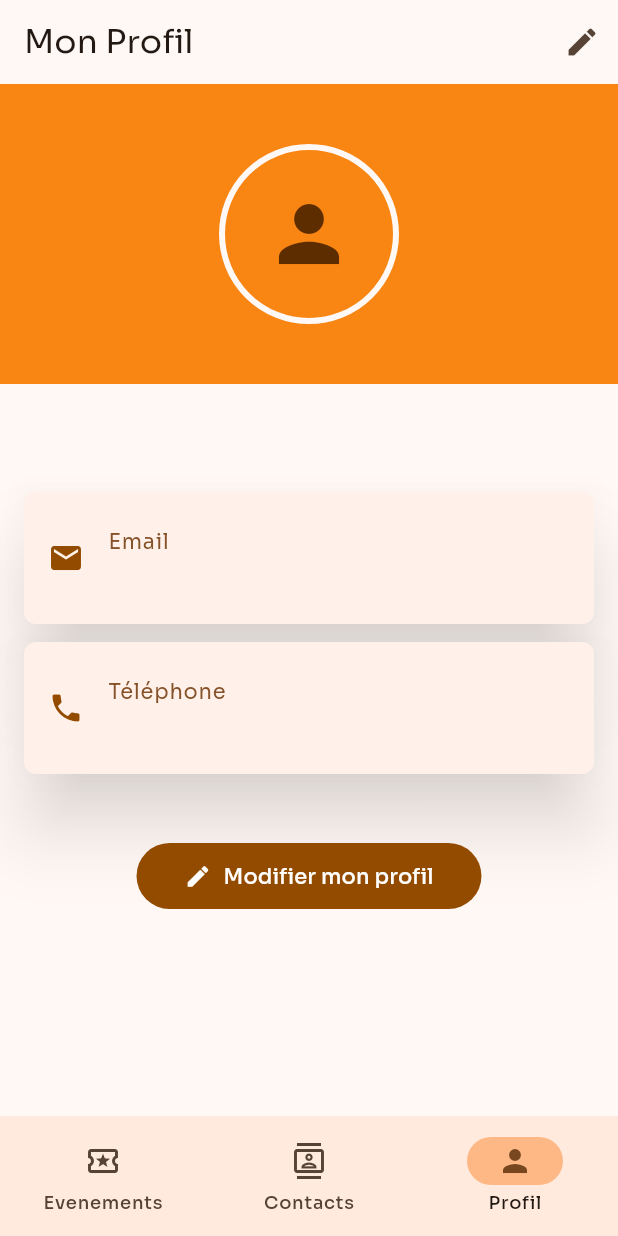
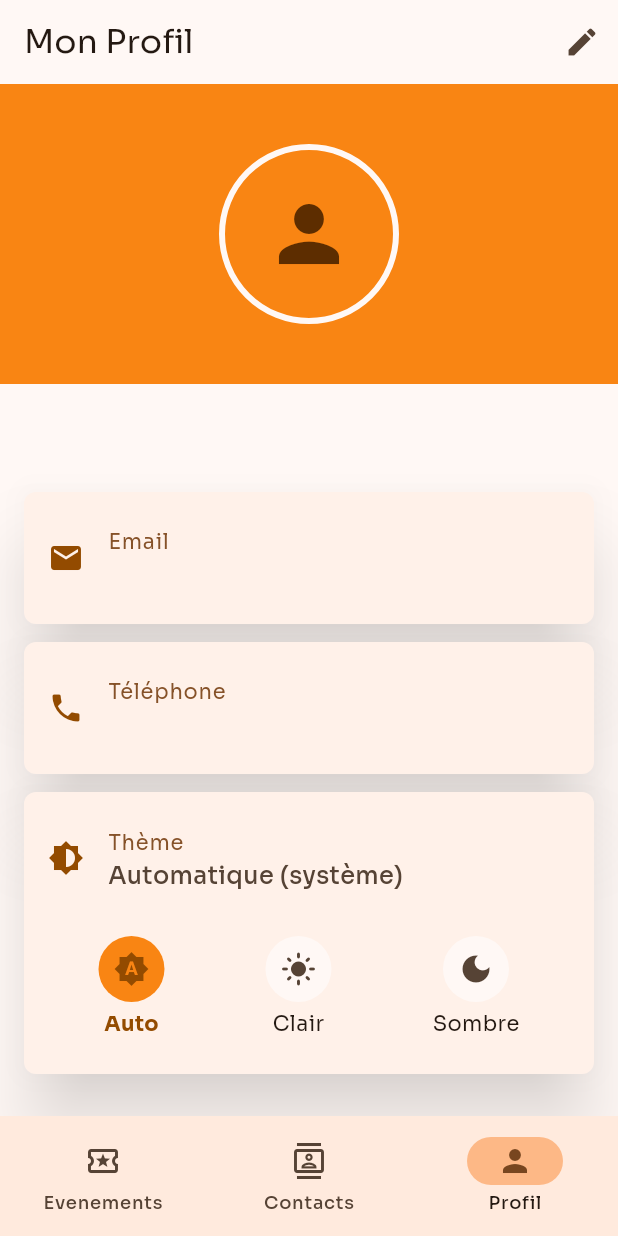
Before and after one commit to Feldrise/Visivallet, a Flutter app: the screen it shows after launch, item 3 of the bottom bar chosen, on a phone screen of 412 x 824 dp. Run offline on Flutter 3.47's test engine with Material 3 defaults, Android fonts, the phone set to English and light mode, and no system bars; our stand-ins replace file_picker, flutter_riverpod, freezed_annotation, go_router, google_fonts, image_picker and 3 more; missing offline and left inert: flutter_scalable_ocr, phone_form_field; accounts and stored records are empty.

Commit message:
✨ Add brightness options

```diff
--- a/lib/features/user/profile_page/profile_page.dart
+++ b/lib/features/user/profile_page/profile_page.dart
@@ -10,6 +10,7 @@ import 'package:visivallet/core/widgets/loading_overlay.dart';
 import 'package:visivallet/core/widgets/success_snackbar.dart';
 import 'package:visivallet/theme/screen_helper.dart';
 import 'package:image_picker/image_picker.dart';
+import 'package:visivallet/main.dart'; // Import to access the themeModeProvider
 
 class ProfilePage extends ConsumerStatefulWidget {
   const ProfilePage({super.key});
@@ -39,6 +40,27 @@ class _ProfilePageState extends ConsumerState<ProfilePage> {
     _emailController.text = preferences.getString('email') ?? '';
     _phoneController.value = PhoneNumber(isoCode: IsoCode.FR, nsn: preferences.getString('phone') ?? '');
     _profileImage = preferences.getString('profileImage') != null ? base64Decode(preferences.getString('profileImage')!) : null;
+  }
+
+  Future<void> _changeTheme(ThemeMode themeMode) async {
+    final SharedPreferences prefs = await SharedPreferences.getInstance();
+    String themeValue;
+
+    switch (themeMode) {
+      case ThemeMode.dark:
+        themeValue = 'dark';
+        break;
+      case ThemeMode.light:
+        themeValue = 'light';
+        break;
+      default:
+        themeValue = 'system';
+    }
+
+    await prefs.setString('themeMode', themeValue);
+
+    // Update the provider to make the change immediate
+    ref.read(themeModeProvider.notifier).state = themeMode;
   }
 
   Future<void> _pickImage() async {
@@ -184,6 +206,7 @@ class _ProfilePageState extends ConsumerState<ProfilePage> {
               children: [
                 _buildInfoTile(Icons.email, "Email", _emailController.text),
                 _buildInfoTile(Icons.phone, "Téléphone", _phoneController.value?.international ?? ""),
+                _buildThemeTile(),
               ],
             ),
           ),
@@ -203,6 +226,113 @@ class _ProfilePageState extends ConsumerState<ProfilePage> {
         ],
       ),
     );
+  }
+
+  Widget _buildThemeTile() {
+    // Read the current theme from the provider
+    final currentThemeMode = ref.watch(themeModeProvider);
+
+    return Card(
+      margin: const EdgeInsets.only(bottom: 12),
+      child: Column(
+        crossAxisAlignment: CrossAxisAlignment.start,
+        children: [
+          ListTile(
+            leading: Icon(Icons.brightness_6, color: Theme.of(context).colorScheme.primary),
+            title: Text(
+              "Thème",
+              style: TextStyle(
+                fontSize: 14,
+                color: Theme.of(context).colorScheme.secondary,
+              ),
+            ),
+            subtitle: Text(
+              _getThemeModeName(currentThemeMode),
+              style: const TextStyle(
+                fontSize: 16,
+                fontWeight: FontWeight.w500,
+              ),
+            ),
+            contentPadding: const EdgeInsets.symmetric(horizontal: 16, vertical: 8),
+          ),
+          Padding(
+            padding: const EdgeInsets.fromLTRB(16, 0, 16, 16),
+            child: Row(
+              mainAxisAlignment: MainAxisAlignment.spaceAround,
+              children: [
+                _buildThemeOption(
+                  icon: Icons.brightness_auto,
+                  label: "Auto",
+                  themeMode: ThemeMode.system,
+                  isSelected: currentThemeMode == ThemeMode.system,
+                ),
+                _buildThemeOption(
+                  icon: Icons.light_mode,
+                  label: "Clair",
+                  themeMode: ThemeMode.light,
+                  isSelected: currentThemeMode == ThemeMode.light,
+                ),
+                _buildThemeOption(
+                  icon: Icons.dark_mode,
+                  label: "Sombre",
+                  themeMode: ThemeMode.dark,
+                  isSelected: currentThemeMode == ThemeMode.dark,
+                ),
+              ],
+            ),
+          ),
+        ],
+      ),
+    );
+  }
+
+  Widget _buildThemeOption({
+    required IconData icon,
+    required String label,
+    required ThemeMode themeMode,
+    required bool isSelected,
+  }) {
+    return InkWell(
+      onTap: () => _changeTheme(themeMode),
+      borderRadius: BorderRadius.circular(12),
+      child: Padding(
+        padding: const EdgeInsets.all(8.0),
+        child: Column(
+          children: [
+            Container(
+              padding: const EdgeInsets.all(10),
+              decoration: BoxDecoration(
+                shape: BoxShape.circle,
+                color: isSelected ? Theme.of(context).colorScheme.primaryContainer : Theme.of(context).colorScheme.surfaceVariant,
+              ),
+              child: Icon(
+                icon,
+                color: isSelected ? Theme.of(context).colorScheme.primary : Theme.of(context).colorScheme.onSurfaceVariant,
+              ),
+            ),
+            const SizedBox(height: 4),
+            Text(
+              label,
+              style: TextStyle(
+                fontWeight: isSelected ? FontWeight.bold : FontWeight.normal,
+                color: isSelected ? Theme.of(context).colorScheme.primary : Theme.of(context).colorScheme.onBackground,
+              ),
+            ),
+          ],
+        ),
+      ),
+    );
+  }
+
+  String _getThemeModeName(ThemeMode mode) {
+    switch (mode) {
+      case ThemeMode.dark:
+        return 'Mode sombre';
+      case ThemeMode.light:
+        return 'Mode clair';
+      default:
+        return 'Automatique (système)';
+    }
   }
 
   Widget _buildInfoTile(IconData icon, String label, String value) {
--- a/lib/main.dart
+++ b/lib/main.dart
@@ -1,16 +1,36 @@
 import 'package:flutter/material.dart';
 import 'package:flutter_localizations/flutter_localizations.dart';
 import 'package:flutter_riverpod/flutter_riverpod.dart';
+import 'package:shared_preferences/shared_preferences.dart';
 import 'package:visivallet/features/main_page/router.dart';
+import 'package:visivallet/features/user/profile_page/profile_page.dart';
 import 'package:visivallet/theme/theme.dart';
 import 'package:visivallet/theme/util.dart';
 
-void main() {
+final themeModeProvider = StateProvider<ThemeMode>((ref) => ThemeMode.system);
+
+void main() async {
   WidgetsFlutterBinding.ensureInitialized();
 
-  runApp(const ProviderScope(
-    child: MainApp(),
-  ));
+  // Load saved theme preference
+  final prefs = await SharedPreferences.getInstance();
+  final String? themePreference = prefs.getString('themeMode');
+
+  ThemeMode initialThemeMode = ThemeMode.system;
+  if (themePreference == 'dark') {
+    initialThemeMode = ThemeMode.dark;
+  } else if (themePreference == 'light') {
+    initialThemeMode = ThemeMode.light;
+  }
+
+  runApp(
+    ProviderScope(
+      overrides: [
+        themeModeProvider.overrideWith((ref) => initialThemeMode),
+      ],
+      child: const MainApp(),
+    ),
+  );
 }
 
 class MainApp extends ConsumerWidget {
@@ -20,34 +40,19 @@ class MainApp extends ConsumerWidget {
   Widget build(BuildContext context, WidgetRef ref) {
     TextTheme textTheme = createTextTheme(context, "Sora", "Sora");
 
-    final brightness = View.of(context).platformDispatcher.platformBrightness;
-    // final Brightness brightness = Brightness.light;
+    final themeMode = ref.watch(themeModeProvider);
     final MaterialTheme theme = MaterialTheme(textTheme);
 
     return MaterialApp.router(
       debugShowCheckedModeBanner: false,
-      theme: brightness == Brightness.light ? theme.light() : theme.dark(),
+      themeMode: themeMode,
+      theme: theme.light(),
+      darkTheme: theme.dark(),
       localizationsDelegates: GlobalMaterialLocalizations.delegates,
       supportedLocales: const [
         Locale('fr', 'FR'),
       ],
       routerConfig: router(),
     );
-    // error: (e, _) => MaterialApp(
-    //   theme: brightness == Brightness.light ? theme.light() : theme.dark(),
-    //   home: Scaffold(
-    //     body: Center(
-    //       child: Text(
-    //         e.toString(),
-    //         style: textTheme.bodyLarge,
-    //       ),
-    //     ),
-    //   ),
-    // ),
-    // loading: () => MaterialApp(
-    //   theme: brightness == Brightness.light ? theme.light() : theme.dark(),
-    //   home: const SplashScreen(),
-    // ),
-    // );
   }
 }
```
